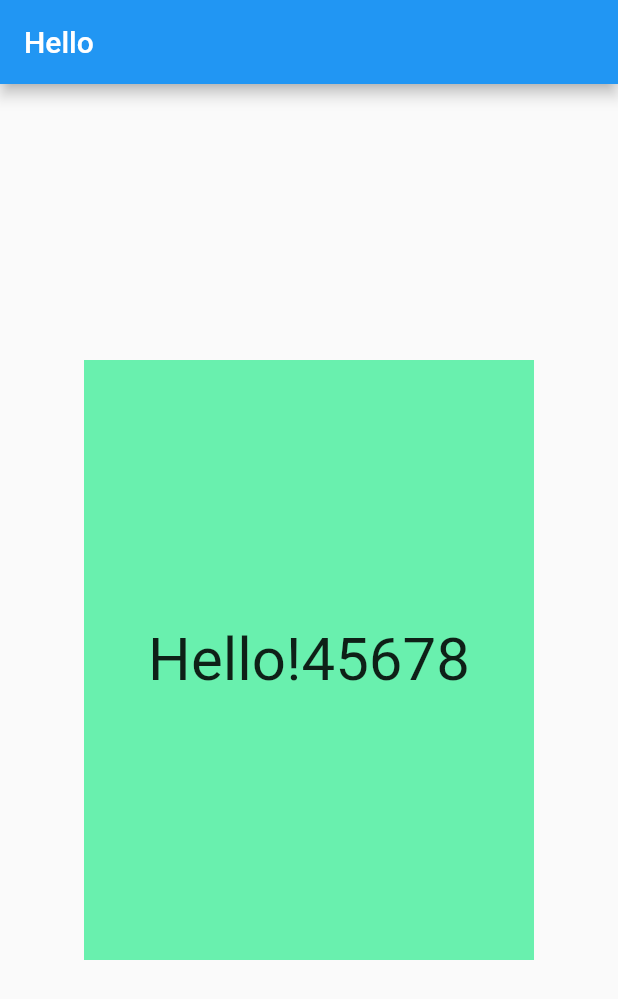
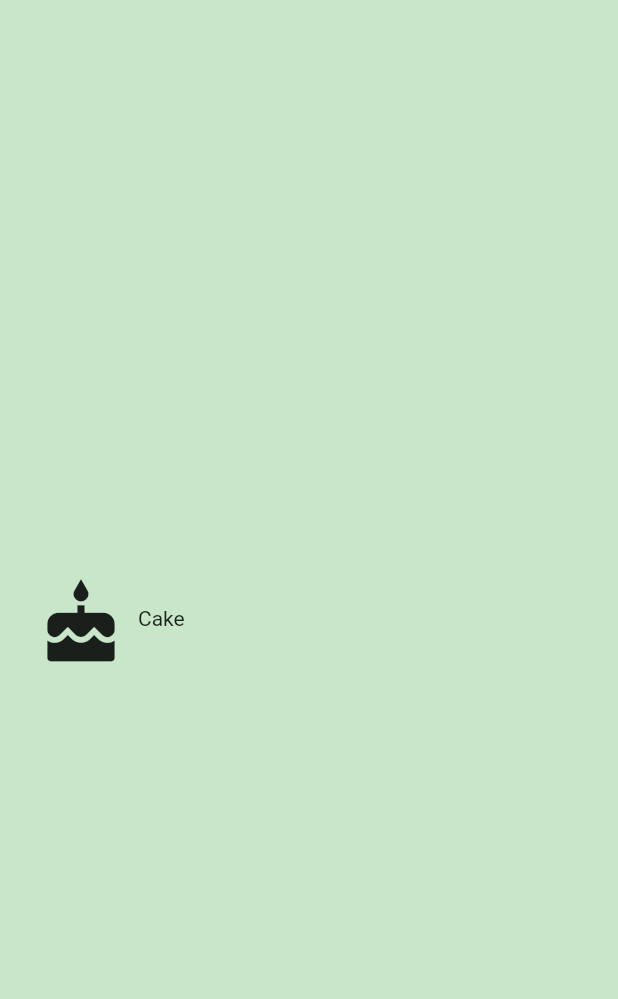
Before and after one commit to devssun/flutter-study, a Flutter app: the screen it shows after launch, on a phone screen of 412 x 824 dp. Shown: the top 999 px of the screen. Run offline on Flutter 3.47's test engine with Material 2 defaults, Android fonts, the phone set to English and light mode, and no system bars.

Commit message:
[ADD] Code Your Own Category Widget

```diff
--- /dev/null
+++ b/udacityEx/lib/category.dart
@@ -0,0 +1,77 @@
+// Copyright 2018 The Chromium Authors. All rights reserved.
+// Use of this source code is governed by a BSD-style license that can be
+// found in the LICENSE file.
+
+// To keep your imports tidy, follow the ordering guidelines at
+// https://www.dartlang.org/guides/language/effective-dart/style#ordering
+import 'package:flutter/material.dart';
+
+/// A custom [Category] widget.
+///
+/// The widget is composed on an [Icon] and [Text]. Tapping on the widget shows
+/// a colored [InkWell] animation.
+class Category extends StatelessWidget {
+  /// Creates a [Category].
+  final String name;
+  final IconData iconLocation;
+  final MaterialColor color;
+
+  /// A [Category] saves the name of the Category (e.g. 'Length'), its color for
+  /// the UI, and the icon that represents it (e.g. a ruler).
+  // TODO: You'll need the name, color, and iconLocation from main.dart
+  const Category({
+    Key key,
+    @required this.name,
+    @required this.color,
+    @required this.iconLocation,
+  })  : assert(name != null),
+        assert(color != null),
+        assert(iconLocation != null),
+        super(key: key);
+
+  /// Builds a custom widget that shows [Category] information.
+  ///
+  /// This information includes the icon, name, and color for the [Category].
+  @override
+  // This `context` parameter describes the location of this widget in the
+  // widget tree. It can be used for obtaining Theme data from the nearest
+  // Theme ancestor in the tree. Below, we obtain the display1 text theme.
+  // See https://docs.flutter.io/flutter/material/Theme-class.html
+  Widget build(BuildContext context) {
+    // TODO: Build the custom widget here, referring to the Specs.
+    return Material(
+      color: Colors.transparent,
+      child: Container(
+        height: 100.0,
+        padding: EdgeInsets.all(8.0),
+        child: InkWell(
+          highlightColor: color,
+          splashColor: color,
+          borderRadius: BorderRadius.circular(50.0),
+          onTap: () {
+            print('I was tapped!');
+          },
+          child: Padding(
+            padding: EdgeInsets.all(8.0),
+            child: Row(
+              children: [
+                Padding(
+                  padding: EdgeInsets.all(8.0),
+                  child: Icon(
+                    iconLocation,
+                    size: 60.0,
+                  ),
+                ),
+                Center(
+                  child: Text(
+                      name
+                  ),
+                ),
+              ],
+            ),
+          ),
+        ),
+      ),
+    );
+  }
+}
--- a/udacityEx/lib/main.dart
+++ b/udacityEx/lib/main.dart
@@ -2,37 +2,37 @@
 // Use of this source code is governed by a BSD-style license that can be
 // found in the LICENSE file.
 
+// You can read about packages here: https://flutter.io/using-packages/
 import 'package:flutter/material.dart';
+import 'package:udacityEx/category.dart';
 
+// You can use a relative import, i.e. `import 'category.dart';` or
+// a package import, as shown below.
+// More details at http://dart-lang.github.io/linter/lints/avoid_relative_lib_imports.html
+
+// TODO: Pass this information into your custom [Category] widget
+const _categoryName = 'Cake';
+const _categoryIcon = Icons.cake;
+const _categoryColor = Colors.green;
+
+/// The function that is called when main.dart is run.
 void main() {
-  runApp(
-    MaterialApp(
-      debugShowCheckedModeBanner: false,
-      title: 'Hello Rectangle',
-      home: Scaffold(
-        appBar: AppBar(
-          title: Text('Hello'),
-        ),
-        body: HelloRectangle(),
-      ),
-    ),
-  );
+  runApp(UnitConverterApp());
 }
 
-class HelloRectangle extends StatelessWidget {
+/// This widget is the root of our application.
+/// Currently, we just show one widget in our app.
+class UnitConverterApp extends StatelessWidget {
   @override
   Widget build(BuildContext context) {
-    return Center(
-      child: Container(
-        color: Colors.greenAccent,
-        height: 400.0,
-        width: 300.0,
-        child: Center(
-          child: Text(
-            'Hello!45678',
-            style: TextStyle(fontSize: 40.0),
-            textAlign: TextAlign.center,
-          ),
+    return MaterialApp(
+      debugShowCheckedModeBanner: false,
+      title: 'Unit Converter',
+      home: Scaffold(
+        backgroundColor: Colors.green[100],
+        body: Center(
+          // TODO: Determine what properties you'll need to pass into the widget
+          child: Category(name: _categoryName, iconLocation: _categoryIcon, color: _categoryColor),
         ),
       ),
     );
```
Also changed, not shown: 1 other file.
